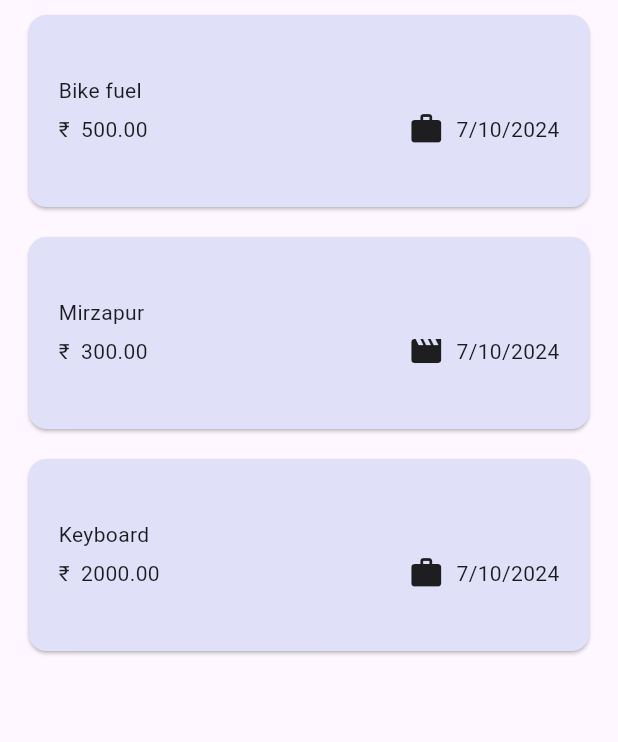
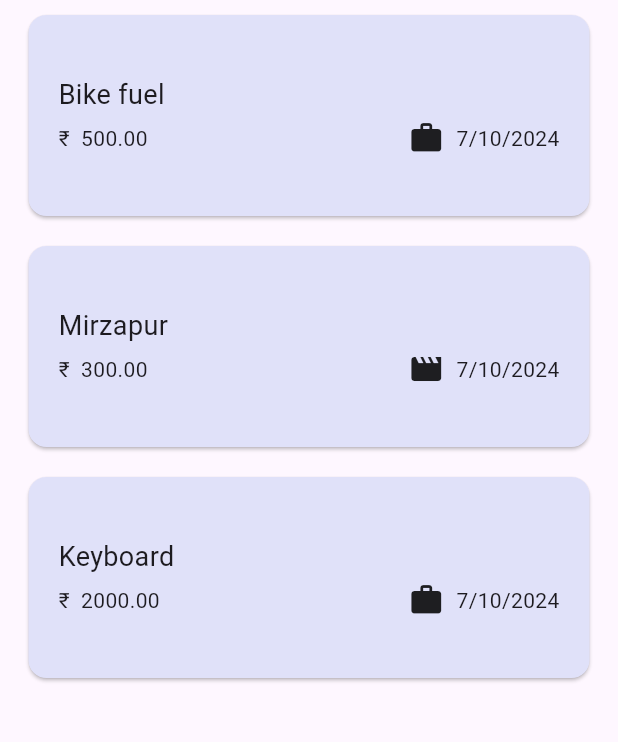
Before and after one commit to bhargav1131/Money-YOU---An-Expense-Tracker, a Flutter app: the screen it shows after launch, on a phone screen of 412 x 824 dp, the part 114-856 px from its top. Run offline on Flutter 3.47's test engine with Material 3 defaults, Android fonts, the phone set to English and light mode, and no system bars.

Commit message:
increase font weight and font size of expense title

```diff
--- a/lib/widgets/expenses_list/expense_item.dart
+++ b/lib/widgets/expenses_list/expense_item.dart
@@ -17,7 +17,7 @@ class ExpenseItem extends StatelessWidget {
         child: Column(
           crossAxisAlignment: CrossAxisAlignment.start,
           children: [
-            Text(expense.title),
+            Text(expense.title, style: const TextStyle(fontSize: 18, fontWeight: FontWeight.w400),),
             const SizedBox(height: 4,),
             Row(
               children: [
```
